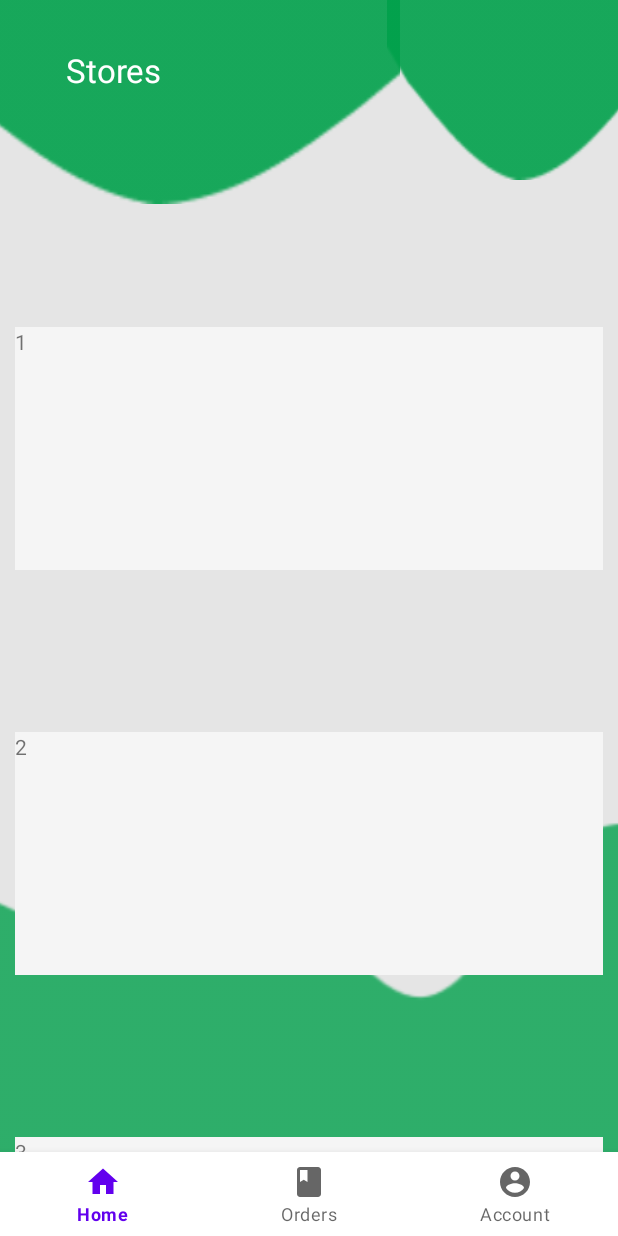
After one commit to CSCB07Project/FreshCart, an Android app: the BuyerDashboard screen opened directly, with no data from a screen before it, on a phone screen of 412 x 824 dp. The commit adds this screen. Run offline under Robolectric (Android 15) with nearby library versions, the phone set to English and light mode, and no system bars; our stand-ins replace Firebase (no records; nobody signed in at launch, a user with empty details on screens opened directly); pictures from the network do not load.

Commit message:
added user dashboard

```diff
--- a/app/build.gradle
+++ b/app/build.gradle
@@ -40,4 +40,10 @@ dependencies {
     androidTestImplementation 'androidx.test.ext:junit:1.1.3'
     androidTestImplementation 'androidx.test.espresso:espresso-core:3.4.0'
 
+    //recycle view
+    implementation 'com.android.support:recyclerview-v7:31.0.0'
+
+    //glide
+    implementation 'com.github.bumptech.glide:glide:4.12.0'
+    annotationProcessor 'com.github.bumptech.glide:compiler:4.12.0'
 }
--- /dev/null
+++ b/app/src/main/java/com/example/myapplication/BuyerDashboard.java
@@ -0,0 +1,58 @@
+package com.example.myapplication;
+
+import androidx.annotation.NonNull;
+import androidx.appcompat.app.AppCompatActivity;
+import androidx.fragment.app.Fragment;
+import androidx.fragment.app.FragmentManager;
+import androidx.recyclerview.widget.LinearLayoutManager;
+import androidx.recyclerview.widget.RecyclerView;
+
+import android.os.Bundle;
+
+import com.example.myapplication.fragments.Buyerdashboardaccount;
+import com.example.myapplication.fragments.Buyerdashboardhome;
+import com.example.myapplication.fragments.Buyerdashboardorders;
+import com.google.android.material.bottomnavigation.BottomNavigationView;
+import com.google.android.material.navigation.NavigationBarView;
+
+import android.view.MenuItem;
+
+
+public class BuyerDashboard extends AppCompatActivity {
+
+    @Override
+    protected void onCreate(Bundle savedInstanceState) {
+        super.onCreate(savedInstanceState);
+        setContentView(R.layout.activity_buyer_dashboard);
+
+        BottomNavigationView bottomNavigation = findViewById(R.id.buyerdashboard_nav);
+
+        //Set current frame
+        getSupportFragmentManager().beginTransaction().replace(R.id.buyerframe, new Buyerdashboardhome()).commit();
+
+        bottomNavigation.setOnItemSelectedListener(new NavigationBarView.OnItemSelectedListener() {
+            @Override
+            public boolean onNavigationItemSelected(@NonNull MenuItem item) {
+                Fragment selectedFragment = null;
+                switch (item.getItemId()){
+                    case R.id.buyerdashboard_navmenu_home:
+                        selectedFragment = new Buyerdashboardhome();
+                        break;
+                    case R.id.buyerdashboard_navmenu_account:
+                        selectedFragment = new Buyerdashboardaccount();
+                        break;
+                    case R.id.buyerdashboard_navmenu_orders:
+                        selectedFragment = new Buyerdashboardorders();
+                        break;
+                }
+                getSupportFragmentManager().beginTransaction().replace(R.id.buyerframe, selectedFragment).commit();
+                return true;
+            }
+        });
+
+    }
+
+
+
+
+}
--- a/app/src/main/java/com/example/myapplication/LoginActivity.java
+++ b/app/src/main/java/com/example/myapplication/LoginActivity.java
@@ -115,7 +115,7 @@ public class LoginActivity extends AppCompatActivity implements View.OnClickList
             Intent intent = new Intent(LoginActivity.this, SellerDashboard.class);
             startActivity(intent);
         }else{
-            Intent intent = new Intent(LoginActivity.this, TestDashBoard.class);
+            Intent intent = new Intent(LoginActivity.this, BuyerDashboard.class);
             startActivity(intent);
         }
     }
--- /dev/null
+++ b/app/src/main/java/com/example/myapplication/RecyclerViewAdapter.java
@@ -0,0 +1,65 @@
+package com.example.myapplication;
+
+import android.content.Context;
+import android.view.LayoutInflater;
+import android.view.View;
+import android.view.ViewGroup;
+import android.widget.ImageView;
+import android.widget.TextView;
+
+import androidx.annotation.NonNull;
+import androidx.constraintlayout.widget.ConstraintLayout;
+import androidx.recyclerview.widget.RecyclerView;
+
+import java.util.ArrayList;
+
+public class RecyclerViewAdapter extends RecyclerView.Adapter<RecyclerViewAdapter.ViewHolder> {
+    private static final String Tag = "RecyclerViewAdapter";
+
+    //private ArrayList<String> mBannersURL ;
+    private ArrayList<String> mInfo;
+    private Context mContext;
+
+    //public RecyclerViewAdapter(ArrayList<String> mBannersURL, ArrayList<String> mInfo, Context mContext) {
+    public RecyclerViewAdapter( ArrayList<String> mInfo, Context mContext) {
+        //this.mBannersURL = mBannersURL;
+        this.mInfo = mInfo;
+        this.mContext = mContext;
+    }
+
+
+    @NonNull
+    @Override
+    public ViewHolder onCreateViewHolder(@NonNull ViewGroup parent, int viewType) {
+        View view = LayoutInflater.from(parent.getContext()).inflate(R.layout.layout_list_items, parent, false);
+        ViewHolder holder = new ViewHolder(view);
+        return holder;
+    }
+
+    @Override
+    public void onBindViewHolder(@NonNull ViewHolder holder, int position) {
+        //Glide.with(mContext).asBitmap().load(mBannersURL.get(position)).into(holder.banner);
+        //holder.banner.setText(mBannersURL.get(position));
+
+        holder.info.setText(mInfo.get(position));
+    }
+
+    @Override
+    public int getItemCount() {
+        return mInfo.size();
+    }
+
+    public class ViewHolder extends RecyclerView.ViewHolder{
+
+        //ImageView banner;
+        //TextView banner;
+        TextView info;
+        ConstraintLayout parentStoreLayout;
+        public ViewHolder(@NonNull View itemView) {
+            super(itemView);
+            //banner = itemView.findViewById(R.id.banner);
+            info = itemView.findViewById(R.id.info);
+            parentStoreLayout = itemView.findViewById(R.id.parent_store_layout);
+        }
+    }
+}
--- /dev/null
+++ b/app/src/main/java/com/example/myapplication/fragments/Buyerdashboardhome.java
@@ -0,0 +1,103 @@
+package com.example.myapplication.fragments;
+
+import android.os.Bundle;
+
+import androidx.annotation.NonNull;
+import androidx.fragment.app.Fragment;
+import androidx.recyclerview.widget.LinearLayoutManager;
+import androidx.recyclerview.widget.RecyclerView;
+
+import android.util.Log;
+import android.view.LayoutInflater;
+import android.view.View;
+import android.view.ViewGroup;
+
+import com.example.myapplication.R;
+import com.example.myapplication.RecyclerViewAdapter;
+import com.example.myapplication.Store;
+import com.google.firebase.database.DataSnapshot;
+import com.google.firebase.database.DatabaseError;
+import com.google.firebase.database.DatabaseReference;
+import com.google.firebase.database.FirebaseDatabase;
+import com.google.firebase.database.ValueEventListener;
+
+import java.util.ArrayList;
+import java.util.Iterator;
+
+/**
+ * A simple {@link Fragment} subclass.
+ * Use the {@link Sellerdashboardhome#newInstance} factory method to
+ * create an instance of this fragment.
+ */
+public class Buyerdashboardhome extends Fragment {
+
+    private View myFragmentView;
+
+    private ArrayList<String> mBannerUrl;
+    private ArrayList<String> mInfo = new ArrayList<>();
+    private ArrayList<Store> stores;
+
+    // TODO: Rename parameter arguments, choose names that match
+    // the fragment initialization parameters, e.g. ARG_ITEM_NUMBER
+    private static final String ARG_PARAM1 = "param1";
+    private static final String ARG_PARAM2 = "param2";
+
+    // TODO: Rename and change types of parameters
+    private String mParam1;
+    private String mParam2;
+
+    public Buyerdashboardhome() {
+        // Required empty public constructor
+    }
+
+    /**
+     * Use this factory method to create a new instance of
+     * this fragment using the provided parameters.
+     *
+     * @param param1 Parameter 1.
+     * @param param2 Parameter 2.
+     * @return A new instance of fragment Sellerdashboardhome.
+     */
+    // TODO: Rename and change types and number of parameters
+    public static Buyerdashboardhome newInstance(String param1, String param2) {
+        Buyerdashboardhome fragment = new Buyerdashboardhome();
+        Bundle args = new Bundle();
+        args.putString(ARG_PARAM1, param1);
+        args.putString(ARG_PARAM2, param2);
+        fragment.setArguments(args);
+        return fragment;
+    }
+
+    @Override
+    public void onCreate(Bundle savedInstanceState) {
+        super.onCreate(savedInstanceState);
+        if (getArguments() != null) {
+            mParam1 = getArguments().getString(ARG_PARAM1);
+            mParam2 = getArguments().getString(ARG_PARAM2);
+        }
+
+    }
+
+    private void initRecyclerView(){
+        RecyclerView recyclerView = myFragmentView.findViewById(R.id.recyclerViewBuyer);
+        //RecyclerViewAdapter adapter = new RecyclerViewAdapter(mBannerUrl, mInfo, getActivity());
+        RecyclerViewAdapter adapter = new RecyclerViewAdapter( mInfo, getActivity());
+        recyclerView.setAdapter(adapter);
+        recyclerView.setLayoutManager(new LinearLayoutManager(getActivity()));
+    }
+
+    @Override
+    public View onCreateView(LayoutInflater inflater, ViewGroup container,
+                             Bundle savedInstanceState) {
+        myFragmentView =  inflater.inflate(R.layout.fragment_buyerdashboardhome, container, false);
+
+        mInfo.add("1");
+        mInfo.add("2");
+        mInfo.add("3");
+        mInfo.add("4");
+        mInfo.add("5");
+        initRecyclerView();
+        // Inflate the layout for this fragment
+        return myFragmentView;
+    }
+}
--- /dev/null
+++ b/app/src/main/res/layout/activity_buyer_dashboard.xml
@@ -0,0 +1,47 @@
+<?xml version="1.0" encoding="utf-8"?>
+<androidx.constraintlayout.widget.ConstraintLayout xmlns:android="http://schemas.android.com/apk/res/android"
+    xmlns:app="http://schemas.android.com/apk/res-auto"
+    xmlns:tools="http://schemas.android.com/tools"
+    android:layout_width="match_parent"
+    android:layout_height="match_parent"
+    android:background="#F6F6F6"
+    tools:context=".BuyerDashboard">
+
+    <ImageView
+        android:id="@+id/imageView6"
+        android:layout_width="411dp"
+        android:layout_height="207dp"
+        android:scaleX="2"
+        app:layout_constraintBottom_toBottomOf="parent"
+        app:layout_constraintEnd_toEndOf="parent"
+        app:layout_constraintHorizontal_bias="0.0"
+        app:layout_constraintStart_toStartOf="parent"
+        app:srcCompat="@drawable/sellerdashboardwave" />
+
+    <FrameLayout
+        android:id="@+id/buyerframe"
+        android:layout_width="match_parent"
+        android:layout_height="0dp"
+        android:layout_above="@+id/buyerdashboard_nav"
+        android:background="#FFFFFF"
+        app:layout_constraintBottom_toTopOf="@+id/buyerdashboard_nav"
+        app:layout_constraintEnd_toEndOf="parent"
+        app:layout_constraintStart_toStartOf="parent"
+        app:layout_constraintTop_toTopOf="parent" />
+
+
+    <com.google.android.material.bottomnavigation.BottomNavigationView
+        android:id = "@+id/buyerdashboard_nav"
+        android:layout_width="match_parent"
+        android:layout_height="wrap_content"
+        android:layout_alignParentBottom="true"
+        android:background="?android:attr/windowBackground"
+        app:layout_constraintBottom_toBottomOf="@+id/imageView6"
+        app:layout_constraintEnd_toEndOf="parent"
+        app:layout_constraintHorizontal_bias="0.0"
+        app:layout_constraintStart_toStartOf="parent"
+        app:layout_constraintTop_toTopOf="parent"
+        app:layout_constraintVertical_bias="1.0"
+        app:menu="@menu/buyerdashboard_navmenu" />
+
+</androidx.constraintlayout.widget.ConstraintLayout>
--- /dev/null
+++ b/app/src/main/res/layout/fragment_buyerdashboardhome.xml
@@ -0,0 +1,78 @@
+<?xml version="1.0" encoding="utf-8"?>
+<FrameLayout xmlns:android="http://schemas.android.com/apk/res/android"
+    xmlns:app="http://schemas.android.com/apk/res-auto"
+    xmlns:tools="http://schemas.android.com/tools"
+    android:layout_width="match_parent"
+    android:layout_height="match_parent"
+    android:background="#E5E5E5"
+    tools:context=".fragments.Buyerdashboardhome">
+
+    <!-- TODO: Update blank fragment layout -->
+
+    <androidx.constraintlayout.widget.ConstraintLayout
+        android:layout_width="match_parent"
+        android:layout_height="match_parent">
+
+        <ImageView
+            android:id="@+id/imageView7"
+            android:layout_width="wrap_content"
+            android:layout_height="wrap_content"
+            android:scaleX="2"
+            android:scaleY="1.6"
+            android:src="@drawable/sellerdashboardwave"
+            app:layout_constraintBottom_toBottomOf="parent"
+            app:layout_constraintEnd_toEndOf="parent"
+            app:layout_constraintHorizontal_bias="0.49"
+            app:layout_constraintStart_toStartOf="parent"
+            app:layout_constraintTop_toTopOf="parent"
+            app:layout_constraintVertical_bias="0.906" />
+
+        <ImageView
+            android:id="@+id/imageView"
+            android:scaleX="1.3"
+            android:scaleY="1.9"
+            android:layout_width="wrap_content"
+            android:layout_height="120dp"
+            app:layout_constraintStart_toStartOf="parent"
+            app:layout_constraintTop_toTopOf="parent"
+            app:srcCompat="@drawable/storesvector1" />
+
+        <ImageView
+            android:id="@+id/imageView2"
+            android:layout_width="wrap_content"
+            android:layout_height="115dp"
+            android:scaleX="1.3"
+            android:scaleY="1.6"
+            app:layout_constraintEnd_toEndOf="parent"
+            app:layout_constraintTop_toTopOf="parent"
+            app:srcCompat="@drawable/storesvector2" />
+
+        <TextView
+            android:id="@+id/h4_headline"
+            android:layout_width="0dp"
+            android:layout_height="31dp"
+            android:layout_alignParentLeft="true"
+            android:layout_alignParentTop="true"
+            android:layout_alignParentRight="true"
+            android:layout_marginStart="44dp"
+            android:layout_marginTop="32dp"
+            android:gravity="top"
+            android:text="Stores"
+            android:textAppearance="@style/TextAppearance.AppCompat.Large"
+            android:textColor="@color/white"
+            app:layout_constraintStart_toStartOf="parent"
+            app:layout_constraintTop_toTopOf="parent" />
+
+        <androidx.recyclerview.widget.RecyclerView
+            android:id="@+id/recyclerViewBuyer"
+            android:layout_width="match_parent"
+            android:layout_height="0dp"
+            app:layout_constraintBottom_toBottomOf="parent"
+            app:layout_constraintEnd_toEndOf="parent"
+            app:layout_constraintStart_toStartOf="parent"
+            app:layout_constraintTop_toBottomOf="@+id/imageView" />
+
+    </androidx.constraintlayout.widget.ConstraintLayout>
+
+
+</FrameLayout>
--- /dev/null
+++ b/app/src/main/res/layout/layout_list_items.xml
@@ -0,0 +1,27 @@
+<?xml version="1.0" encoding="utf-8"?>
+<androidx.constraintlayout.widget.ConstraintLayout xmlns:android="http://schemas.android.com/apk/res/android"
+    xmlns:app="http://schemas.android.com/apk/res-auto"
+    xmlns:tools="http://schemas.android.com/tools"
+    android:layout_width="match_parent"
+    android:layout_height="250dp"
+    android:layout_margin="10dp"
+    android:id="@+id/parent_store_layout">
+
+
+    <TextView
+        android:id="@+id/info"
+        android:layout_width="match_parent"
+        android:layout_height="162dp"
+        android:layout_alignParentStart="true"
+        android:layout_alignParentTop="true"
+        android:layout_alignParentEnd="true"
+        android:gravity="top"
+        android:text="Store ID\nStore Contact\nStore Name\nStoreDescription\nStoreAddress\nStore Country\nStore Province\nStore City\nStore Postal"
+        app:layout_constraintBottom_toBottomOf="parent"
+        app:layout_constraintEnd_toEndOf="parent"
+        app:layout_constraintHorizontal_bias="0.0"
+        app:layout_constraintStart_toStartOf="parent"
+        app:layout_constraintVertical_bias="1.0"
+        android:background="@color/browser_actions_bg_grey"/>
+
+</androidx.constraintlayout.widget.ConstraintLayout>
--- /dev/null
+++ b/app/src/main/res/menu/buyerdashboard_navmenu.xml
@@ -0,0 +1,21 @@
+<?xml version="1.0" encoding="utf-8"?>
+<menu xmlns:android="http://schemas.android.com/apk/res/android">
+    <item
+        android:id = "@+id/buyerdashboard_navmenu_home"
+        android:icon="@drawable/ic_baseline_home_24"
+        android:title = "Home" />
+
+    <item
+        android:id = "@+id/buyerdashboard_navmenu_orders"
+        android:icon="@drawable/orders"
+        android:title = "Orders" />
+
+    <item
+        android:id = "@+id/buyerdashboard_navmenu_account"
+        android:icon="@drawable/account_icon"
+        android:title = "Account" />
+
+
+
+
+</menu>
```
Also changed, not shown: app/src/main/AndroidManifest.xml (+8 -0 lines), app/src/main/java/com/example/myapplication/fragments/Buyerdashboardaccount.java (added, +79 -0 lines), app/src/main/java/com/example/myapplication/fragments/Buyerdashboardorders.java (added, +66 -0 lines), app/src/main/res/layout/fragment_buyerdashboardaccount.xml (added, +28 -0 lines), app/src/main/res/layout/fragment_buyerdashboardorders.xml (added, +27 -0 lines), app/src/main/res/drawable-v24/storesrectangle1.png (added), app/src/main/res/drawable-v24/storesvector1.png (added), app/src/main/res/drawable-v24/storesvector2.png (added).
